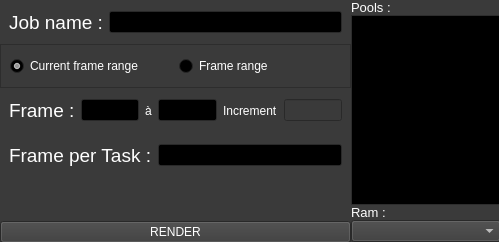
The window that submitter/qt/submitter.ui (ArtFXDev/submitter) describes before a commit, drawn with Qt 5.
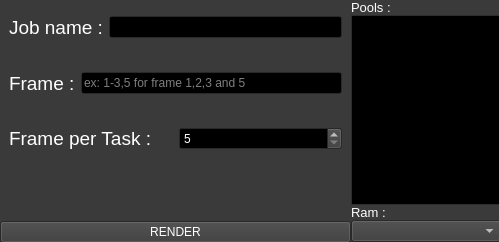
The same window after the commit.

Commit message: Add frame range template

What changed in the file:
```diff
--- a/submitter/qt/submitter.ui
+++ b/submitter/qt/submitter.ui
@@ -478,6 +478,31 @@
          </property>
         </widget>
        </item>
+       <item row="2" column="0">
+        <widget class="QWidget" name="widget_frame_per_task" native="true">
+         <layout class="QHBoxLayout" name="horizontalLayout_3">
+          <item>
+           <widget class="QLabel" name="label_4">
+            <property name="font">
+             <font>
+              <pointsize>14</pointsize>
+             </font>
+            </property>
+            <property name="text">
+             <string>Frame per Task :</string>
+            </property>
+           </widget>
+          </item>
+          <item>
+           <widget class="QSpinBox" name="input_frame_per_task">
+            <property name="minimum">
+             <number>5</number>
+            </property>
+           </widget>
+          </item>
+         </layout>
+        </widget>
+       </item>
        <item row="0" column="0">
         <widget class="QWidget" name="widget_2" native="true">
          <layout class="QHBoxLayout" name="horizontalLayout_4">
@@ -499,28 +524,7 @@
          </layout>
         </widget>
        </item>
-       <item row="3" column="0">
-        <widget class="QWidget" name="widget_frame_per_task" native="true">
-         <layout class="QHBoxLayout" name="horizontalLayout_3">
-          <item>
-           <widget class="QLabel" name="label_4">
-            <property name="font">
-             <font>
-              <pointsize>14</pointsize>
-             </font>
-            </property>
-            <property name="text">
-             <string>Frame per Task :</string>
-            </property>
-           </widget>
-          </item>
-          <item>
-           <widget class="QLineEdit" name="input_frame_per_task"/>
-          </item>
-         </layout>
-        </widget>
-       </item>
-       <item row="2" column="0">
+       <item row="1" column="0">
         <widget class="QWidget" name="widget_frame" native="true">
          <layout class="QHBoxLayout" name="horizontalLayout_2">
           <item>
@@ -536,65 +540,19 @@
            </widget>
           </item>
           <item>
-           <widget class="QLineEdit" name="input_frame_start"/>
-          </item>
-          <item>
-           <widget class="QLabel" name="label_5">
-            <property name="text">
-             <string>à</string>
+           <widget class="QLineEdit" name="input_frame_pattern">
+            <property name="toolTip">
+             <string notr="true">&lt;html&gt;&lt;head/&gt;&lt;body&gt;&lt;p&gt;&lt;span style=&quot; font-style:italic;&quot;&gt;frameStart &lt;/span&gt;&lt;span style=&quot; font-weight:600;&quot;&gt;-&lt;/span&gt;&lt;span style=&quot; font-weight:600;&quot;/&gt;&lt;span style=&quot; font-style:italic;&quot;&gt;frameEnd &lt;/span&gt;(&lt;span style=&quot; font-weight:600;&quot;&gt;x&lt;/span&gt;&lt;span style=&quot; font-style:italic;&quot;&gt;step&lt;/span&gt;)&lt;/p&gt;&lt;p&gt;&lt;span style=&quot; font-weight:600;&quot;&gt;1-10&lt;/span&gt; indicates frames 1, 2, 3, 4, 5, 6, 7, 8, 9, and 10.&lt;/p&gt;&lt;p&gt;&lt;span style=&quot; font-weight:600;&quot;&gt;1-10x2&lt;/span&gt; indicates frames 1, 3, 5, 7, and 9.&lt;/p&gt;&lt;p&gt;&lt;span style=&quot; font-weight:600;&quot;&gt;45 &lt;/span&gt;indicates frame 45&lt;/p&gt;&lt;p&gt;Use , (comma) to use multiple rules&lt;/p&gt;&lt;p&gt;Ex: I want to render frames 50 to 80 and a missing frame 87&lt;/p&gt;&lt;p&gt;&lt;span style=&quot; font-weight:600;&quot;&gt;50 - 80 , 87&lt;/span&gt;&lt;/p&gt;&lt;p&gt;&lt;span style=&quot; font-style:italic;&quot;&gt;*space will be remove (optional)&lt;/span&gt;&lt;/p&gt;&lt;/body&gt;&lt;/html&gt;</string>
             </property>
-           </widget>
-          </item>
-          <item>
-           <widget class="QLineEdit" name="input_frame_end"/>
-          </item>
-          <item>
-           <widget class="QLabel" name="label_3">
-            <property name="text">
-             <string>Increment</string>
+            <property name="placeholderText">
+             <string notr="true">ex: 1-3,5 for frame 1,2,3 and 5</string>
             </property>
            </widget>
           </item>
-          <item>
-           <widget class="QLineEdit" name="input_frame_increment">
-            <property name="enabled">
-             <bool>false</bool>
-            </property>
-           </widget>
-          </item>
          </layout>
         </widget>
        </item>
-       <item row="1" column="0">
-        <widget class="QFrame" name="frame">
-         <property name="frameShape">
-          <enum>QFrame::StyledPanel</enum>
-         </property>
-         <property name="frameShadow">
-          <enum>QFrame::Raised</enum>
-         </property>
-         <layout class="QHBoxLayout" name="horizontalLayout">
-          <item>
-           <widget class="QRadioButton" name="rb_frame">
-            <property name="text">
-             <string>Current frame range</string>
-            </property>
-            <property name="checked">
-             <bool>true</bool>
-            </property>
-           </widget>
-          </item>
-          <item>
-           <widget class="QRadioButton" name="rb_frame_range">
-            <property name="text">
-             <string>Frame range</string>
-            </property>
-           </widget>
-          </item>
-         </layout>
-        </widget>
-       </item>
-       <item row="5" column="0">
+       <item row="4" column="0">
         <widget class="QWidget" name="custom_widget" native="true">
          <layout class="QHBoxLayout" name="custom_layout"/>
         </widget>
```
Left out of the diff: 2 changed lines with no effect on the pictures. The commit also changes 8 other files.
